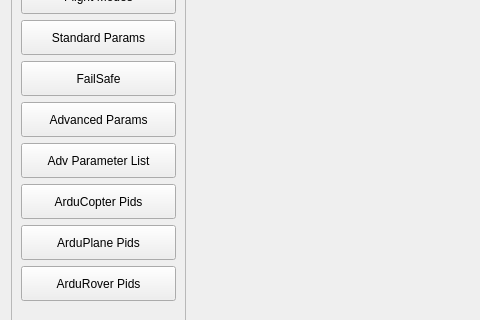
The window that src/ui/configuration/ApmSoftwareConfig.ui (mavlink/qgroundcontrol) describes before a commit, drawn with Qt 5; both pictures show x 0 to 480 and y 83 to 403 of the 853 by 619 pixel window.
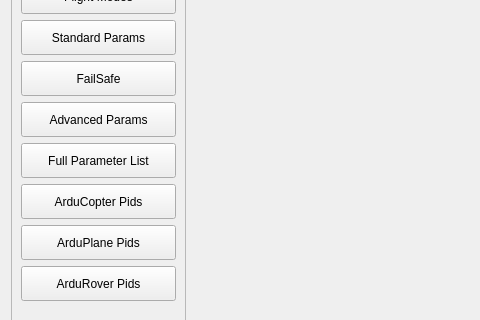
The same window after the commit.

Commit message: Changed "Adv Parameter List" to "Full Parameter List"

```diff
--- a/src/ui/configuration/ApmSoftwareConfig.ui
+++ b/src/ui/configuration/ApmSoftwareConfig.ui
@@ -132,7 +132,7 @@
             </size>
            </property>
            <property name="text">
-            <string>Adv Parameter List</string>
+            <string>Full Parameter List</string>
            </property>
            <property name="checkable">
             <bool>false</bool>
```
